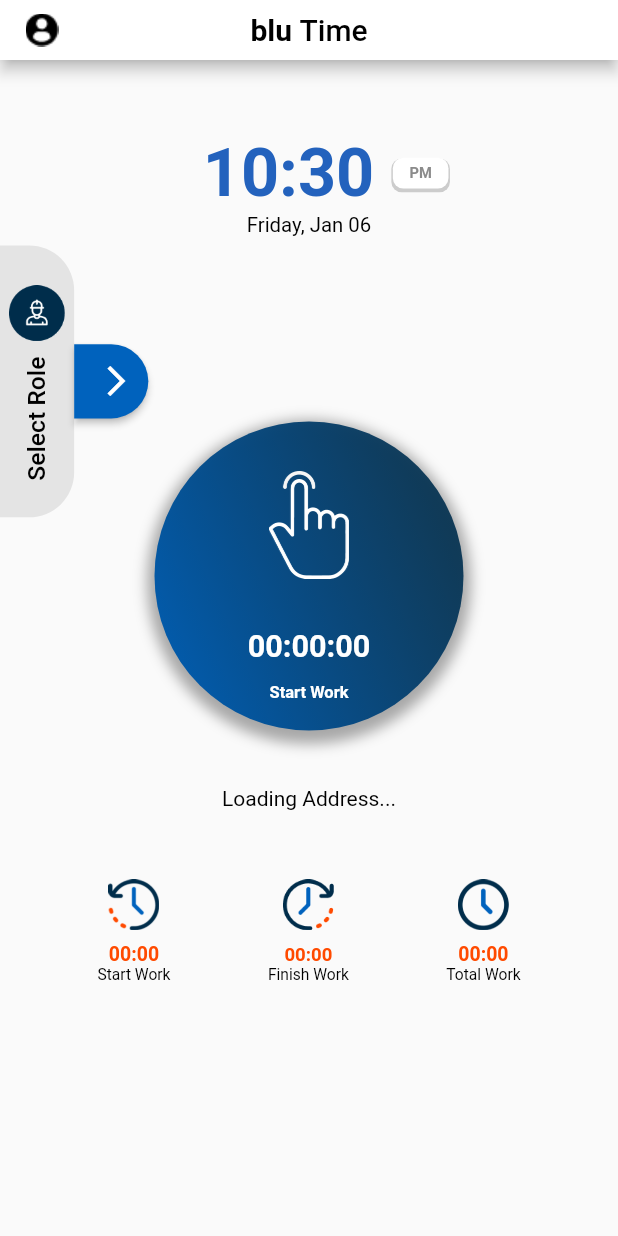
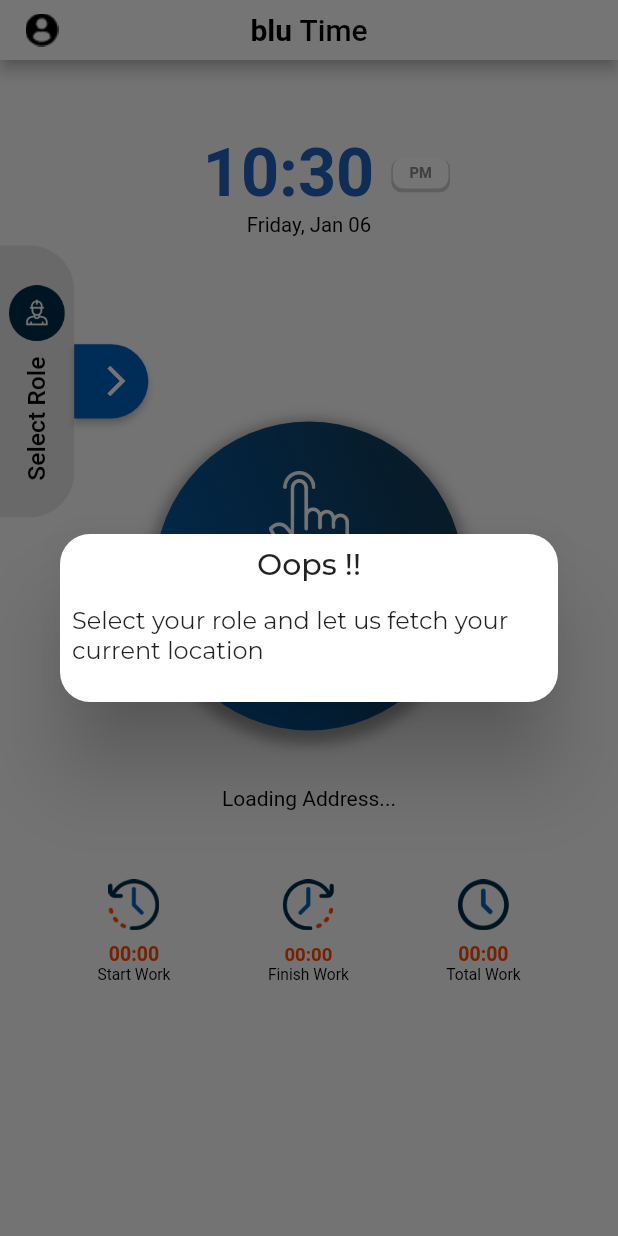
Before and after one commit to Muhib370621/TimeTracker, a Flutter app: the StartingScreen screen opened directly, after a tap on "00:00:00", on a phone screen of 412 x 824 dp. Run offline on Flutter 3.47's test engine with Material 2 defaults, Android fonts, the phone set to English and light mode, and no system bars; our stand-ins replace connectivity_plus, device_preview, dio, dotted_border, easy_localization, geocoding and 8 more; missing offline and left inert: android_intent_plus; accounts and stored records are empty; generated files the repository leaves out were written again; project files that could hold a hidden picture were left out.

```diff
--- a/lib/screens/startingscreen/starting_screen.dart
+++ b/lib/screens/startingscreen/starting_screen.dart
@@ -7,6 +7,7 @@ import 'package:blu_time/view_models/home_view_model.dart';
 import 'package:flutter/material.dart';
 import 'package:geocoding/geocoding.dart';
 import 'package:geolocator/geolocator.dart';
+import 'package:get/get.dart';
 import 'package:intl/intl.dart';
 import 'package:stacked/stacked.dart';
 
@@ -24,16 +25,17 @@ class StartingScreen extends StatefulWidget {
   State<StartingScreen> createState() => _StartingScreenState();
 }
 
-class _StartingScreenState extends State<StartingScreen> {
+class _StartingScreenState extends State<StartingScreen>
+    with AutomaticKeepAliveClientMixin {
   @override
   void initState() {
     _gpsService();
+    // _getCurrentLocation();
     // TODO: implement initState
     setState(() {
       isLoading == false;
       _timeString = _formatDateTime(DateTime.now());
       Timer.periodic(const Duration(seconds: 1), (Timer t) => _getTime());
-
     });
     // if(_gpsService()==true){
     //
@@ -41,13 +43,21 @@ class _StartingScreenState extends State<StartingScreen> {
 
     // _checkPermission();
     super.initState();
+    reset();
   }
-  void dispose(){
+
+  bool get wantKeepAlive => true;
+
+  void dispose() {
     //...
     super.dispose();
     //...
   }
 
+  static const countdownDuration = Duration();
+  Duration duration = const Duration();
+  Timer? timer;
+  bool countDown = false;
   String? _currentAddress;
   String role = "";
   bool isLoading = false;
@@ -57,6 +67,42 @@ class _StartingScreenState extends State<StartingScreen> {
   late DateTime dateTime;
   String _timeString = '';
   bool GPS = false;
+  bool timerStatus = false;
+  bool clockRunning = false;
+
+  String twoDigits(int n) => n.toString().padLeft(2, '0');
+
+  void startTimer() {
+    timer = Timer.periodic(const Duration(seconds: 1), (_) => addTime());
+  }
+
+  void addTime() {
+    final addSeconds = countDown ? -1 : 1;
+    setState(() {
+      final seconds = duration.inSeconds + addSeconds;
+      if (seconds < 0) {
+        timer?.cancel();
+      } else {
+        duration = Duration(seconds: seconds);
+      }
+    });
+  }
+
+  void reset() {
+    if (countDown) {
+      setState(() => duration = countdownDuration);
+    } else {
+      setState(() => duration = const Duration());
+    }
+  }
+
+  void stopTimer({bool resets = true}) {
+    if (resets) {
+      reset();
+    }
+    setState(() => timer?.cancel());
+  }
+
   DateTime today = DateTime.now().toLocal();
 
   Future<Position?> determinePosition() async {
@@ -79,6 +125,9 @@ class _StartingScreenState extends State<StartingScreen> {
     if (!(await Geolocator.isLocationServiceEnabled())) {
       _checkGps();
       return true;
+    } else {
+      determinePosition();
+      _getCurrentLocation();
     }
   }
 
@@ -90,7 +139,7 @@ class _StartingScreenState extends State<StartingScreen> {
             builder: (BuildContext context) {
               return AlertDialog(
                 title: const Text(
-                  "Can't get gurrent location",
+                  "Can't get current location",
                   style: TextStyle(color: Colors.black, fontSize: 25),
                 ),
                 content:
@@ -105,7 +154,7 @@ class _StartingScreenState extends State<StartingScreen> {
                         // Future.delayed(const Duration(seconds: 3));
                         intent.launch();
                         Navigator.of(context, rootNavigator: true).pop();
-                        _gpsService();
+                        // _gpsService();
                       })
                 ],
               );
@@ -238,10 +287,29 @@ class _StartingScreenState extends State<StartingScreen> {
                         ),
                         GestureDetector(
                           onTap: () {
-                            locationLoading == true;
-                            // determinePosition();
-                            _getCurrentLocation();
-                            locationLoading == false;
+                            if (_currentAddress == null && role != "") {
+                              Get.defaultDialog(
+                                  title: "Oops !!",
+                                  content: const Text(
+                                      "Please wait we are getting your current Location"));
+                            } else if (role == "" && _currentAddress != null) {
+                              Get.defaultDialog(
+                                  title: "Oops !!",
+                                  content: const Text("Please Your Role"));
+                            } else if (_currentAddress != null && role != "") {
+                              duration.inSeconds.remainder(60) > 0
+                                  ? clockRunning==true?stopTimer(resets:false)
+                                  :
+                              timerStatus = true;
+                              print(timerStatus);
+                              clockRunning=true;
+                              startTimer();
+                            } else {
+                              Get.defaultDialog(
+                                  title: "Oops !!",
+                                  content: const Text(
+                                      "Select your role and let us fetch your current location"));
+                            }
                           },
                           child: Container(
                             height: MediaQuery.of(context).size.height * 0.25,
@@ -258,10 +326,19 @@ class _StartingScreenState extends State<StartingScreen> {
                                 ),
                               ],
                               shape: BoxShape.circle,
-                              gradient: LinearGradient(
+                              gradient: timerStatus==true?LinearGradient(
+                                colors: [
+                                  AppColors.orange,
+                                  AppColors.orange.withOpacity(0.9)
+                                ],
+                                begin: Alignment.bottomLeft,
+                                // end: Alignment.topRight,
+                              ):
+                              LinearGradient(
                                 colors: [
                                   const Color(0xff0062BD),
                                   const Color(0xff002D4B).withOpacity(0.9)
+
                                 ],
                                 begin: Alignment.bottomLeft,
                                 // end: Alignment.topRight,
@@ -280,7 +357,8 @@ class _StartingScreenState extends State<StartingScreen> {
                                   height: 0.04 * size.height,
                                 ),
                                 Text(
-                                  '00:00:00',
+                                  " ${twoDigits(duration.inHours.remainder(60))}:${twoDigits(duration.inMinutes.remainder(60))}:${twoDigits(duration.inSeconds.remainder(60))}",
+                                  // '00:00:00',
                                   style: TextStyle(
                                       fontWeight: FontWeight.w700,
                                       color: const Color(0xffFFFFFF),
@@ -290,7 +368,7 @@ class _StartingScreenState extends State<StartingScreen> {
                                   height: 0.015 * size.height,
                                 ),
                                 Text(
-                                  'Start Work',
+                                  timerStatus==true?'Finish Work':'Start Work',
                                   style: TextStyle(
                                       fontWeight: FontWeight.w700,
                                       color: const Color(0xffFFFFFF),
--- a/lib/view_models/onboarding_view_model.dart
+++ b/lib/view_models/onboarding_view_model.dart
@@ -54,8 +54,6 @@ class OnboardingViewModel extends BaseModel {
     } on ErrorResponse {
      // rethrow;
     }
-
-
   }
 
 }
```
Also changed, not shown: lib/utilities/apis/api_client.dart (+13 -2 lines), lib/view_models/time_entry_view_model.dart (+1 -8 lines).
